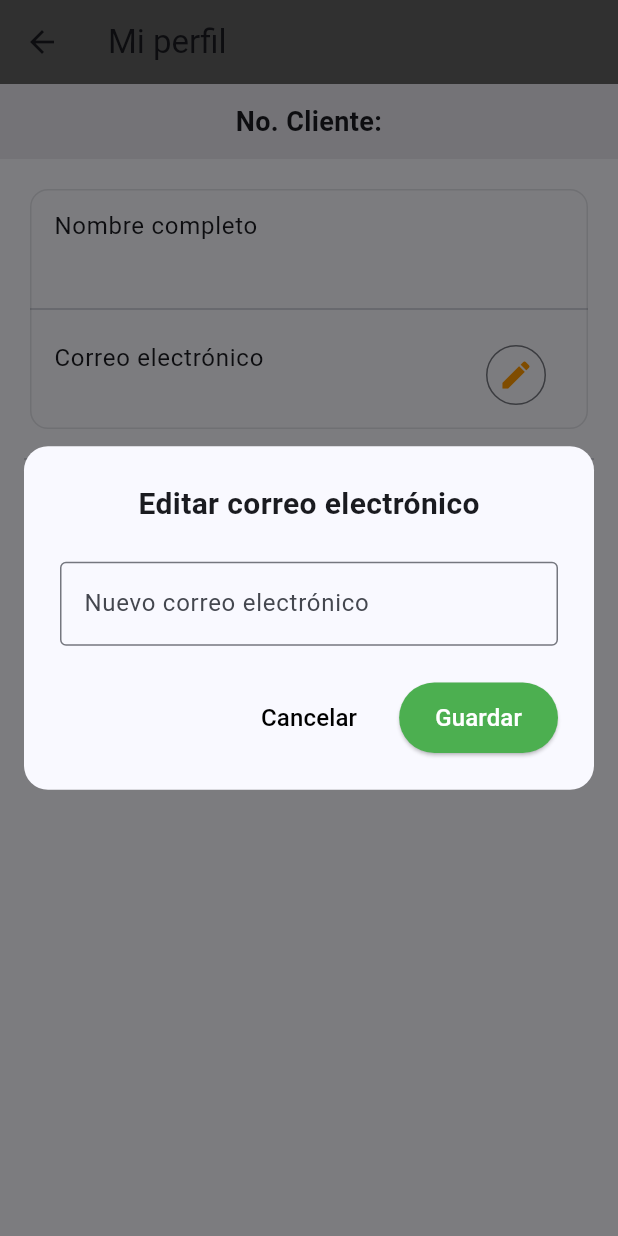
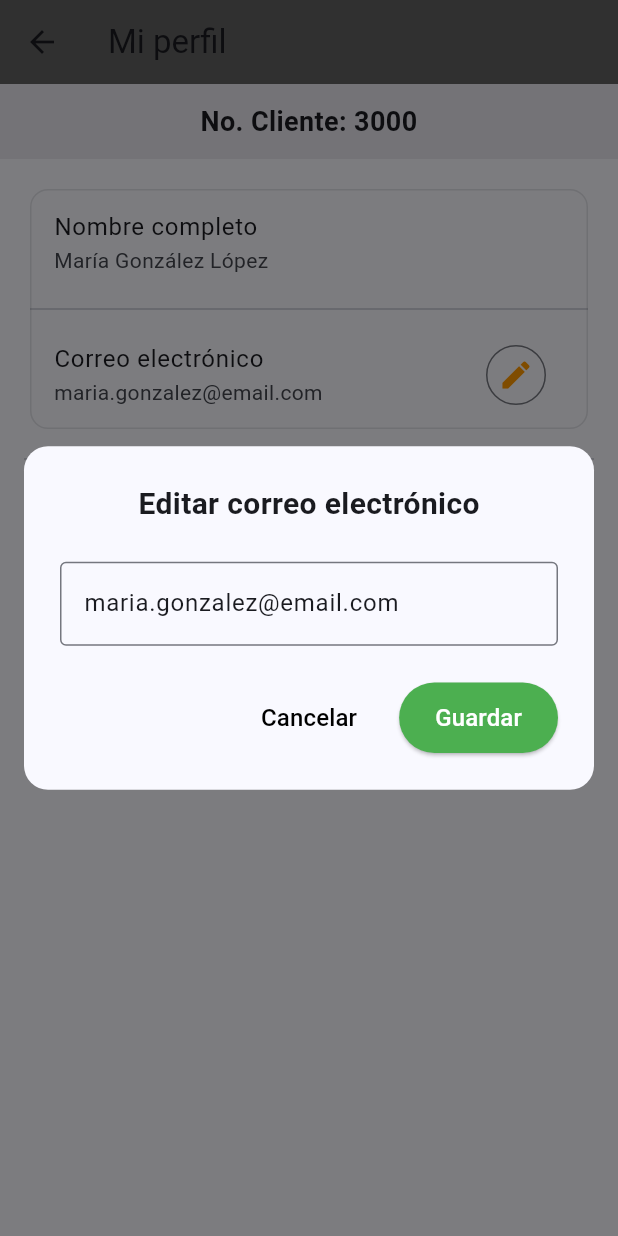
Before and after one commit to MunozFavelaRoberto/eventaccess_app, a Flutter app: the ProfileScreen screen opened by its route, after a tap on the "edit" icon, on a phone screen of 412 x 824 dp. Run offline on Flutter 3.47's test engine with Material 3 defaults, Android fonts, the phone set to English and light mode, and no system bars; our stand-ins replace shared_preferences; accounts and stored records are empty.

Commit message:
Adjust ProfileScreen

```diff
--- a/lib/screens/profile_screen.dart
+++ b/lib/screens/profile_screen.dart
@@ -2,9 +2,6 @@ import 'package:flutter/material.dart';
 import 'package:provider/provider.dart';
 import 'package:eventaccess_app/widgets/client_number_header.dart';
 import 'package:eventaccess_app/services/theme_provider.dart';
-import 'package:eventaccess_app/services/data_provider.dart';
-// ignore: unused_import
-import 'package:eventaccess_app/models/user.dart';
 
 class ProfileScreen extends StatefulWidget {
   const ProfileScreen({super.key});
@@ -14,24 +11,34 @@ class ProfileScreen extends StatefulWidget {
 }
 
 class _ProfileScreenState extends State<ProfileScreen> {
+  Map<String, dynamic>? user;
   bool _isUpdatingEmail = false;
 
   @override
   void initState() {
     super.initState();
-    // No need for _loadData since DataProvider handles loading
+    _loadData();
+  }
+
+  Future<void> _loadData() async {
+    await Future.delayed(const Duration(seconds: 1)); // Delay obligatorio
+    if (mounted) {
+      setState(() => user = {
+        'clientNumber': 'A123456789',
+        'fullName': 'María González López',
+        'email': 'maria.gonzalez@email.com',
+        'status': 'Activo',
+        'balance': 250.75,
+      });
+    }
   }
 
   Future<void> _refreshData() async {
-    final dataProvider = context.read<DataProvider>();
-    await dataProvider.refreshAllData();
+    await Future.delayed(const Duration(seconds: 1)); // Delay obligatorio
   }
 
   Future<void> _editEmail() async {
-    final dataProvider = context.read<DataProvider>();
-    final user = dataProvider.user;
-    if (user == null) return;
-    final controller = TextEditingController(text: user.email);
+    final controller = TextEditingController(text: user!['email']);
 
     final newEmail = await showGeneralDialog<String>(
       context: context,
@@ -104,7 +111,7 @@ class _ProfileScreenState extends State<ProfileScreen> {
                           onPressed: () async {
                             final email = controller.text.trim();
                             if (_validateEmail(email) &&
-                                email != user.email) {
+                                email != user!['email']) {
                               await Future.delayed(const Duration(seconds: 1)); // Delay obligatorio
                               setState(() => _isUpdatingEmail = true);
                               WidgetsBinding.instance.addPostFrameCallback((_) {
@@ -141,12 +148,12 @@ class _ProfileScreenState extends State<ProfileScreen> {
     );
 
       if (newEmail != null) {
-        // TODO: Implementar API call para actualizar email
-        // Por ahora, solo mostrar mensaje
+        // Actualizar localmente (hardcoded)
         await Future.delayed(const Duration(seconds: 1));
 
         if (!mounted) return;
         setState(() {
+          user!['email'] = newEmail;
           _isUpdatingEmail = false;
         });
 
@@ -166,11 +173,7 @@ class _ProfileScreenState extends State<ProfileScreen> {
 
   @override
   Widget build(BuildContext context) {
-    final dataProvider = context.watch<DataProvider>();
-    final user = dataProvider.user;
-    final isLoading = dataProvider.isLoading;
-
-    if (isLoading || user == null) {
+    if (user == null) {
       return const Scaffold(
         body: Center(child: CircularProgressIndicator(color: Colors.green)),
       );
@@ -214,10 +217,10 @@ class _ProfileScreenState extends State<ProfileScreen> {
                             ),
                             child: Column(
                               children: [
-                                 ListTile(
-                                   title: const Text('Nombre completo'),
-                                   subtitle: Text(user.fullName),
-                                 ),
+                                  ListTile(
+                                    title: const Text('Nombre completo'),
+                                    subtitle: Text(user!['fullName']),
+                                  ),
                                 const Divider(),
                                 ListTile(
                                   title: const Text('Correo electrónico'),
@@ -233,7 +236,7 @@ class _ProfileScreenState extends State<ProfileScreen> {
                                              Text('Actualizando...'),
                                            ],
                                          )
-                                       : Text(user.email),
+                                        : Text(user!['email']),
                                   trailing: _isUpdatingEmail
                                       ? const SizedBox(
                                           width: 24,
--- a/lib/widgets/client_number_header.dart
+++ b/lib/widgets/client_number_header.dart
@@ -1,20 +1,12 @@
 import 'package:flutter/material.dart';
-import 'package:provider/provider.dart';
-import 'package:eventaccess_app/services/data_provider.dart';
 
 class ClientNumberHeader extends StatelessWidget {
   const ClientNumberHeader({super.key});
 
   @override
   Widget build(BuildContext context) {
-    return Consumer<DataProvider>(
-      builder: (context, provider, child) {
-        String displayText;
-        if (provider.isUnauthorized) {
-          displayText = 'No autorizado';
-        } else {
-          displayText = provider.user?.clientNumber ?? 'No autorizado';
-        }
+    // Hardcoded for profile view
+    String displayText = '3000';
     return Container(
       width: double.infinity,
       padding: const EdgeInsets.symmetric(vertical: 12, horizontal: 16),
@@ -25,7 +17,5 @@ class ClientNumberHeader extends StatelessWidget {
         textAlign: TextAlign.center,
       ),
     );
-      },
-    );
   }
 }
```
Lines whose indentation alone changed are shown as unchanged.
